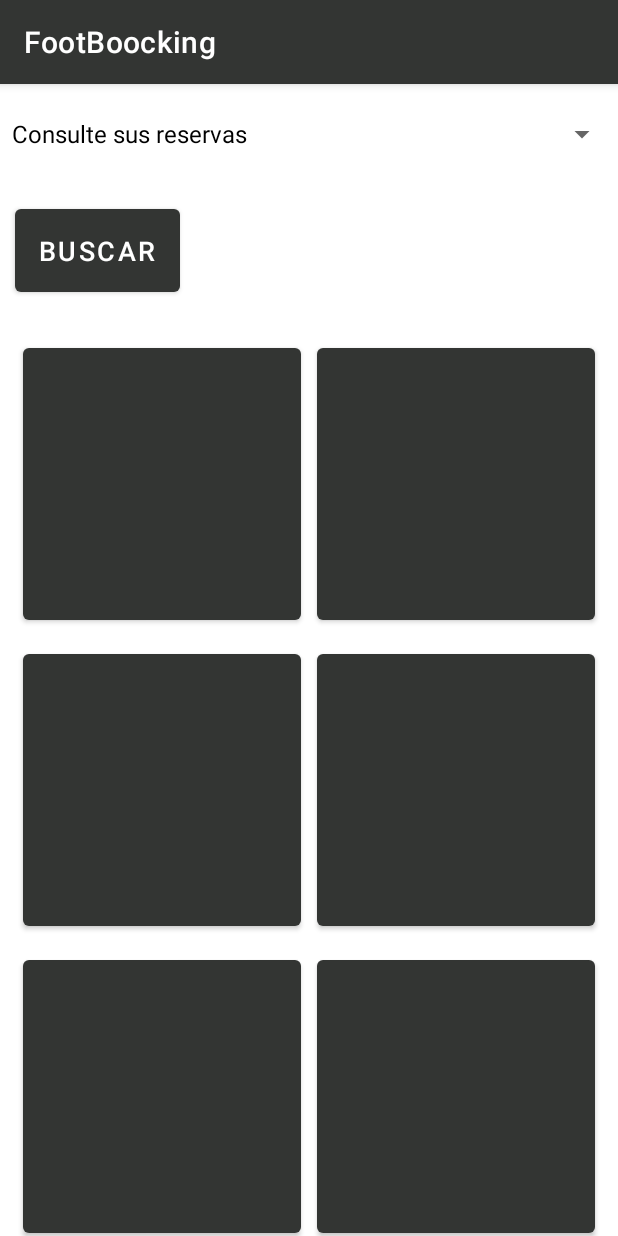
After one commit to aleortbas/proyecto_moviles1, an Android app: the consultaReservas screen opened directly, with no data from a screen before it, on a phone screen of 412 x 824 dp. The commit adds this screen. Run offline under Robolectric (Android 15) with nearby library versions, the phone set to English and light mode, and no system bars.

Commit message:
Consulta de reservas para el cliente

```diff
--- a/app/build.gradle
+++ b/app/build.gradle
@@ -37,6 +37,7 @@ dependencies {
     implementation 'com.google.android.material:material:1.4.0'
     implementation 'androidx.constraintlayout:constraintlayout:2.1.0'
     implementation 'com.google.android.gms:play-services-maps:18.0.0'
+    implementation 'androidx.gridlayout:gridlayout:1.0.0'
     testImplementation 'junit:junit:4.+'
     androidTestImplementation 'androidx.test.ext:junit:1.1.3'
     androidTestImplementation 'androidx.test.espresso:espresso-core:3.4.0'
--- a/app/src/main/AndroidManifest.xml
+++ b/app/src/main/AndroidManifest.xml
@@ -13,7 +13,9 @@
     <uses-permission android:name="android.permission.ACCESS_NETWORK_STATE" />
     <uses-permission android:name="android.permission.READ_PHONE_STATE" />
     <uses-permission android:name="android.permission.DOWNLOAD_WITHOUT_NOTIFICATION" />
-    <uses-feature android:name="android.hardware.camera"
+
+    <uses-feature
+        android:name="android.hardware.camera"
         android:required="true" />
 
     <application
@@ -24,6 +26,9 @@
         android:supportsRtl="true"
         android:theme="@style/Theme.FootBoocking"
         android:usesCleartextTraffic="true">
+        <activity
+            android:name=".consultaReservas"
+            android:exported="false" />
         <activity
             android:name=".updateUser"
             android:exported="false" />
--- /dev/null
+++ b/app/src/main/java/com/example/footboocking/consultaReservas.java
@@ -0,0 +1,108 @@
+package com.example.footboocking;
+
+import androidx.appcompat.app.AppCompatActivity;
+
+import android.os.Bundle;
+import android.view.View;
+import android.widget.ArrayAdapter;
+import android.widget.Button;
+import android.widget.Spinner;
+
+import java.sql.Connection;
+import java.sql.DriverManager;
+import java.sql.ResultSet;
+import java.sql.SQLException;
+import java.sql.Statement;
+import java.util.ArrayList;
+
+public class consultaReservas extends AppCompatActivity {
+
+    String nombre,hora, hora_final, fecha, resultado="", dato;
+    int id, id_cancha;
+    Spinner lista;
+    Button boton, boton2, boton3, boton4, boton5, boton6;
+    ArrayList<String> opciones2;
+
+    @Override
+    protected void onCreate(Bundle savedInstanceState) {
+        super.onCreate(savedInstanceState);
+        setContentView(R.layout.activity_consulta_reservas);
+
+        boton = findViewById(R.id.button3);
+        boton2 = findViewById(R.id.button4);
+        boton3 = findViewById(R.id.button5);
+        boton4 = findViewById(R.id.button6);
+        boton5 = findViewById(R.id.button7);
+        boton6 = findViewById(R.id.button8);
+        lista = findViewById(R.id.spinner);
+        opciones2 = new ArrayList<String>();
+        opciones2.add("Consulte sus reservas");
+
+        new Thread(new Runnable() {
+            @Override
+            public void run() {
+
+                try {
+                    Class.forName("com.mysql.jdbc.Driver");
+                    Connection con= DriverManager.getConnection("jdbc:mysql://192.168.0.18:3306/footbocking","root","123456");
+                    String sql2 = "SELECT * FROM `reservas`";
+                    Statement stmt2 = con.createStatement();
+                    ResultSet result2 = stmt2.executeQuery(sql2);
+                    while(result2.next()){
+
+                        nombre = result2.getString("nombre");
+                        hora = result2.getString("hora_inicio");
+                        hora_final = result2.getString("hora_final");
+                        fecha = result2.getString("fecha");
+
+                        resultado = String.valueOf(",")+ "Nombre: " + nombre + ",Hora inicial: " + hora + ", Hora final: " + hora_final+ ", ID cancha: " + id_cancha + ", Fecha: " + fecha + ", ID reserva: " + id + ", Fecha: " + fecha + "";
+                        runOnUiThread(new Runnable() {
+                            @Override
+                            public void run() {
+                                opciones2.add(resultado);
+                            }
+                        });
+                        try {
+                            Thread.sleep(500);
+                        } catch (InterruptedException e) {
+                            e.printStackTrace();
+                        }
+
+                    }
+                    con.close();
+
+                } catch (ClassNotFoundException e) {
+                    e.printStackTrace();
+                } catch (SQLException throwables) {
+                    throwables.printStackTrace();
+                }
+
+            }
+
+
+        }).start();
+
+        ArrayAdapter<String> adapter2 = new ArrayAdapter<String>(this, R.layout.support_simple_spinner_dropdown_item, opciones2);
+        lista.setAdapter(adapter2);
+
+    }
+
+
+    public void buscar(View view) {
+        dato = lista.getSelectedItem().toString();
+        String[] parte =  dato.split(",");
+        String parte1 = parte[1];
+        String parte2 = parte[2];
+        String parte3 = parte[3];
+        String parte4 = parte[4];
+        String parte5 = parte[5];
+       String parte6 = parte[6];
+
+        boton.setText(parte1);
+        boton2.setText(parte2);
+        boton3.setText(parte3           );
+        boton4.setText(parte4);
+        boton5.setText(parte5);
+        boton6.setText(parte6);
+    }
+}
--- a/app/src/main/java/com/example/footboocking/updateUser.java
+++ b/app/src/main/java/com/example/footboocking/updateUser.java
@@ -151,4 +151,9 @@ public class updateUser extends AppCompatActivity {
 
         return Base64.encodeToString(outputStream.toByteArray(), Base64.DEFAULT);
     }
+
+    public void consultaReservas(View view) {
+        Intent consulta = new Intent(this, consultaReservas.class);
+        startActivity(consulta);
+    }
 }
--- /dev/null
+++ b/app/src/main/res/layout/activity_consulta_reservas.xml
@@ -0,0 +1,118 @@
+<?xml version="1.0" encoding="utf-8"?>
+<LinearLayout xmlns:android="http://schemas.android.com/apk/res/android"
+    xmlns:app="http://schemas.android.com/apk/res-auto"
+    xmlns:tools="http://schemas.android.com/tools"
+    android:layout_width="match_parent"
+    android:layout_height="match_parent"
+    android:weightSum="12"
+    android:orientation="vertical"
+    tools:context=".consultaReservas">
+
+
+    <LinearLayout
+        android:layout_width="match_parent"
+        android:layout_height="wrap_content"
+        android:layout_weight="12"
+        android:weightSum="12"
+        android:orientation="vertical"
+        >
+
+
+    <Spinner
+        android:id="@+id/spinner"
+        android:layout_width="match_parent"
+        android:layout_height="wrap_content"
+        android:layout_weight="1"
+        />
+
+        <Button
+            android:id="@+id/button9"
+            android:layout_width="wrap_content"
+            android:layout_height="wrap_content"
+            android:layout_weight="1"
+            android:layout_margin="10sp"
+
+            android:text="Buscar"
+            android:onClick="buscar"
+            android:textSize="18sp" />
+
+        <GridLayout
+            android:layout_width="match_parent"
+            android:layout_height="400dp"
+            android:layout_margin="10sp"
+            android:layout_weight="11"
+            android:columnCount="2"
+            android:rowCount="3">
+
+
+            <Button
+                android:id="@+id/button3"
+                android:layout_width="100dp"
+                android:layout_height="wrap_content"
+                android:layout_rowWeight="1"
+                android:layout_columnWeight="1"
+                android:layout_gravity="fill"
+                android:layout_margin="5sp"
+                android:text=""
+                android:textSize="18sp" />
+
+            <Button
+                android:id="@+id/button4"
+                android:layout_width="100dp"
+                android:layout_height="wrap_content"
+                android:layout_rowWeight="1"
+                android:layout_columnWeight="1"
+                android:layout_gravity="fill"
+                android:layout_margin="5sp"
+                android:text=""
+                android:textSize="18sp" />
+
+            <Button
+                android:id="@+id/button5"
+                android:layout_width="100dp"
+                android:layout_height="wrap_content"
+                android:layout_rowWeight="1"
+                android:layout_columnWeight="1"
+                android:layout_gravity="fill"
+                android:layout_margin="5sp"
+                android:text=""
+                android:textSize="18sp" />
+
+            <Button
+                android:id="@+id/button6"
+                android:layout_width="100dp"
+                android:layout_height="wrap_content"
+                android:layout_rowWeight="1"
+                android:layout_columnWeight="1"
+                android:layout_gravity="fill"
+                android:layout_margin="5sp"
+                android:text=""
+                android:textSize="18sp" />
+
+            <Button
+                android:id="@+id/button7"
+                android:layout_width="100dp"
+                android:layout_height="wrap_content"
+                android:layout_rowWeight="1"
+                android:layout_columnWeight="1"
+                android:layout_gravity="fill"
+                android:layout_margin="5sp"
+                android:text=""
+                android:textSize="18sp" />
+
+            <Button
+                android:id="@+id/button8"
+                android:layout_width="wrap_content"
+                android:layout_height="wrap_content"
+                android:layout_rowWeight="1"
+                android:layout_columnWeight="1"
+                android:layout_gravity="fill"
+                android:layout_margin="5sp"
+                android:text=""
+                android:textSize="18sp" />
+
+
+        </GridLayout>
+    </LinearLayout>
+
+</LinearLayout>
--- a/app/src/main/res/layout/activity_update_user.xml
+++ b/app/src/main/res/layout/activity_update_user.xml
@@ -125,6 +125,7 @@
             android:layout_gravity="center"
             android:layout_weight="1"
             android:background="@color/white"
+            android:onClick="consultaReservas"
             android:gravity="center"
             android:paddingBottom="5dp"
             android:paddingTop="5dp">
@@ -140,6 +141,7 @@
                     android:layout_width="wrap_content"
                     android:layout_height="wrap_content"
                     android:fontFamily="sans-serif-light"
+                    android:text="Reservas"
                     android:textColor="@color/black"
                     android:textSize="25sp" />
 
@@ -147,10 +149,11 @@
                     android:layout_width="wrap_content"
                     android:layout_height="wrap_content"
                     android:fontFamily="sans-serif-light"
-                    android:text="Rol"
+                    android:text="Consultar"
                     android:textAllCaps="true"
                     android:textColor="@color/black"
                     android:textSize="13sp" />
+
 
             </LinearLayout>
 
```
